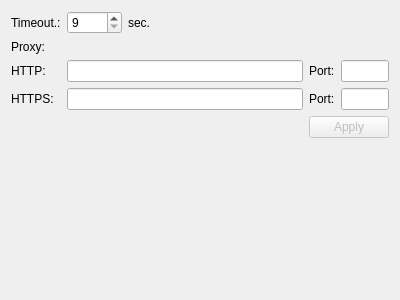
The window that NetworkConfiWidget.ui (asianirish/AI-Ronaut) describes before a commit, drawn with Qt 5.
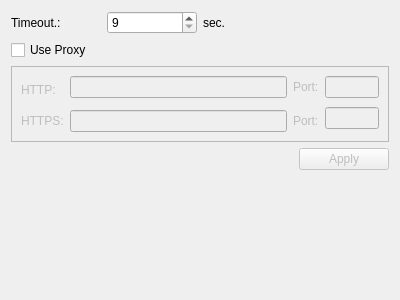
The same window after the commit.

```diff
--- a/NetworkConfiWidget.ui
+++ b/NetworkConfiWidget.ui
@@ -13,32 +13,8 @@
   <property name="windowTitle">
    <string>Form</string>
   </property>
-  <layout class="QGridLayout" name="gridLayout">
-   <item row="3" column="0">
-    <widget class="QLabel" name="label_3">
-     <property name="text">
-      <string>HTTPS:</string>
-     </property>
-    </widget>
-   </item>
-   <item row="3" column="6">
-    <widget class="QLabel" name="label_5">
-     <property name="text">
-      <string>Port:</string>
-     </property>
-    </widget>
-   </item>
-   <item row="0" column="1">
-    <widget class="QSpinBox" name="timeOutBox">
-     <property name="minimum">
-      <number>9</number>
-     </property>
-     <property name="maximum">
-      <number>999</number>
-     </property>
-    </widget>
-   </item>
-   <item row="5" column="1">
+  <layout class="QGridLayout" name="gridLayout_2">
+   <item row="6" column="2" colspan="2">
     <spacer name="verticalSpacer">
      <property name="orientation">
       <enum>Qt::Vertical</enum>
@@ -51,20 +27,6 @@
      </property>
     </spacer>
    </item>
-   <item row="2" column="6">
-    <widget class="QLabel" name="label_4">
-     <property name="text">
-      <string>Port:</string>
-     </property>
-    </widget>
-   </item>
-   <item row="1" column="0">
-    <widget class="QLabel" name="label_6">
-     <property name="text">
-      <string>Proxy:</string>
-     </property>
-    </widget>
-   </item>
    <item row="0" column="2">
     <widget class="QLabel" name="label_7">
      <property name="text">
@@ -72,13 +34,13 @@
      </property>
     </widget>
    </item>
-   <item row="3" column="1" colspan="4">
-    <widget class="QLineEdit" name="lineEdit_2">
-     <property name="sizePolicy">
-      <sizepolicy hsizetype="Expanding" vsizetype="Fixed">
-       <horstretch>4</horstretch>
-       <verstretch>0</verstretch>
-      </sizepolicy>
+   <item row="0" column="1">
+    <widget class="QSpinBox" name="timeOutBox">
+     <property name="minimum">
+      <number>9</number>
+     </property>
+     <property name="maximum">
+      <number>999</number>
      </property>
     </widget>
    </item>
@@ -89,44 +51,90 @@
      </property>
     </widget>
    </item>
-   <item row="2" column="7">
-    <widget class="QLineEdit" name="lineEdit_3">
-     <property name="sizePolicy">
-      <sizepolicy hsizetype="Expanding" vsizetype="Fixed">
-       <horstretch>1</horstretch>
-       <verstretch>0</verstretch>
-      </sizepolicy>
+   <item row="3" column="0" rowspan="2" colspan="4">
+    <widget class="QFrame" name="proxyFrame">
+     <property name="enabled">
+      <bool>false</bool>
      </property>
-    </widget>
-   </item>
-   <item row="2" column="1" colspan="4">
-    <widget class="QLineEdit" name="lineEdit">
-     <property name="sizePolicy">
-      <sizepolicy hsizetype="Expanding" vsizetype="Fixed">
-       <horstretch>4</horstretch>
-       <verstretch>0</verstretch>
-      </sizepolicy>
+     <property name="frameShape">
+      <enum>QFrame::StyledPanel</enum>
      </property>
-    </widget>
-   </item>
-   <item row="2" column="0">
-    <widget class="QLabel" name="label_2">
-     <property name="text">
-      <string>HTTP:</string>
+     <property name="frameShadow">
+      <enum>QFrame::Raised</enum>
      </property>
+     <layout class="QGridLayout" name="gridLayout">
+      <item row="0" column="0" rowspan="2">
+       <widget class="QLabel" name="label_2">
+        <property name="text">
+         <string>HTTP:</string>
+        </property>
+       </widget>
+      </item>
+      <item row="0" column="1">
+       <widget class="QLineEdit" name="lineEdit">
+        <property name="sizePolicy">
+         <sizepolicy hsizetype="Expanding" vsizetype="Fixed">
+          <horstretch>4</horstretch>
+          <verstretch>0</verstretch>
+         </sizepolicy>
+        </property>
+       </widget>
+      </item>
+      <item row="0" column="2">
+       <widget class="QLabel" name="label_4">
+        <property name="text">
+         <string>Port:</string>
+        </property>
+       </widget>
+      </item>
+      <item row="0" column="3">
+       <widget class="QLineEdit" name="lineEdit_3">
+        <property name="sizePolicy">
+         <sizepolicy hsizetype="Expanding" vsizetype="Fixed">
+          <horstretch>1</horstretch>
+          <verstretch>0</verstretch>
+         </sizepolicy>
+        </property>
+       </widget>
+      </item>
+      <item row="1" column="3" rowspan="2">
+       <widget class="QLineEdit" name="lineEdit_4">
+        <property name="sizePolicy">
+         <sizepolicy hsizetype="Expanding" vsizetype="Fixed">
+          <horstretch>1</horstretch>
+          <verstretch>0</verstretch>
+         </sizepolicy>
+        </property>
+       </widget>
+      </item>
+      <item row="2" column="0">
+       <widget class="QLabel" name="label_3">
+        <property name="text">
+         <string>HTTPS:</string>
+        </property>
+       </widget>
+      </item>
+      <item row="2" column="1">
+       <widget class="QLineEdit" name="lineEdit_2">
+        <property name="sizePolicy">
+         <sizepolicy hsizetype="Expanding" vsizetype="Fixed">
+          <horstretch>4</horstretch>
+          <verstretch>0</verstretch>
+         </sizepolicy>
+        </property>
+       </widget>
+      </item>
+      <item row="2" column="2">
+       <widget class="QLabel" name="label_5">
+        <property name="text">
+         <string>Port:</string>
+        </property>
+       </widget>
+      </item>
+     </layout>
     </widget>
    </item>
-   <item row="3" column="7">
-    <widget class="QLineEdit" name="lineEdit_4">
-     <property name="sizePolicy">
-      <sizepolicy hsizetype="Expanding" vsizetype="Fixed">
-       <horstretch>1</horstretch>
-       <verstretch>0</verstretch>
-      </sizepolicy>
-     </property>
-    </widget>
-   </item>
-   <item row="4" column="6" colspan="2">
+   <item row="5" column="3">
     <widget class="QPushButton" name="applyButton">
      <property name="enabled">
       <bool>false</bool>
@@ -136,6 +144,13 @@
      </property>
     </widget>
    </item>
+   <item row="1" column="0" colspan="4">
+    <widget class="QCheckBox" name="useProxyBox">
+     <property name="text">
+      <string>Use Proxy</string>
+     </property>
+    </widget>
+   </item>
   </layout>
  </widget>
  <tabstops>
```
Left out of the diff: 1 changed line with no effect on the pictures.
